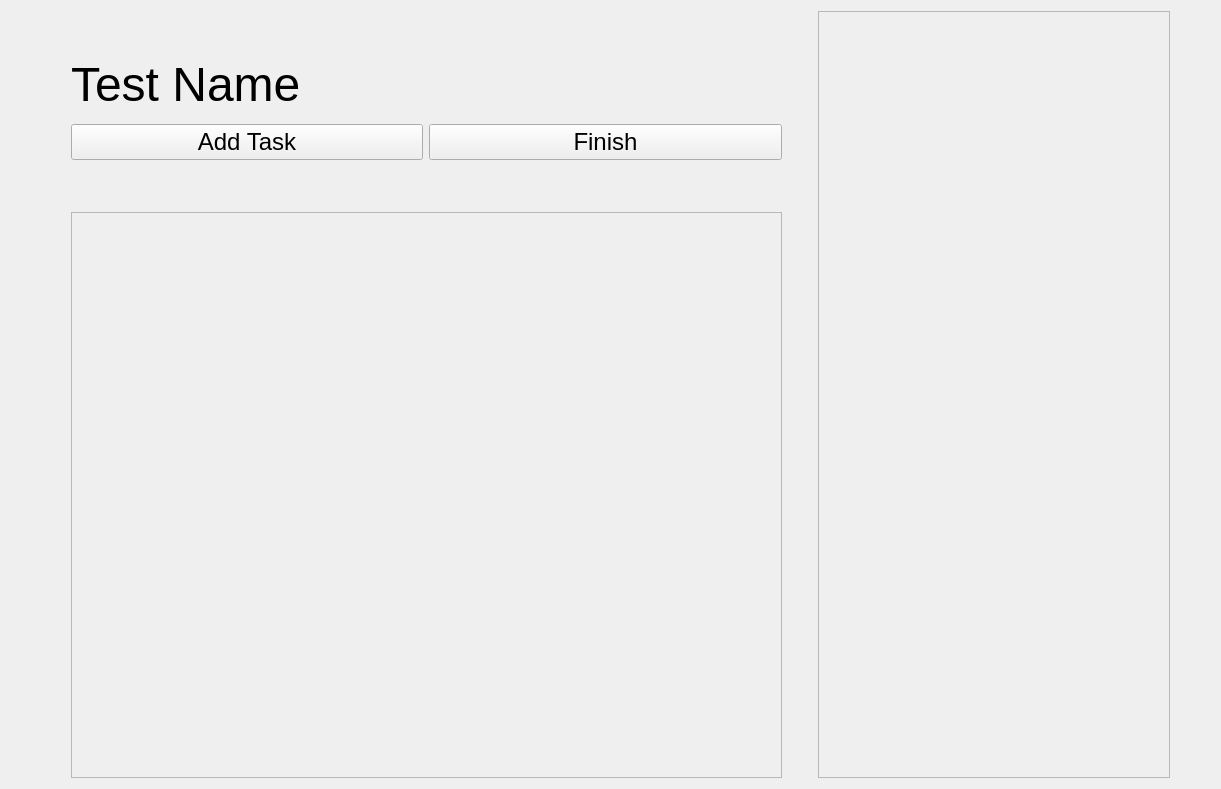
Before: the Qt Designer form src/views/ui/testMaking.ui in adibozzhanov/LeProgram, drawn with Qt 5.
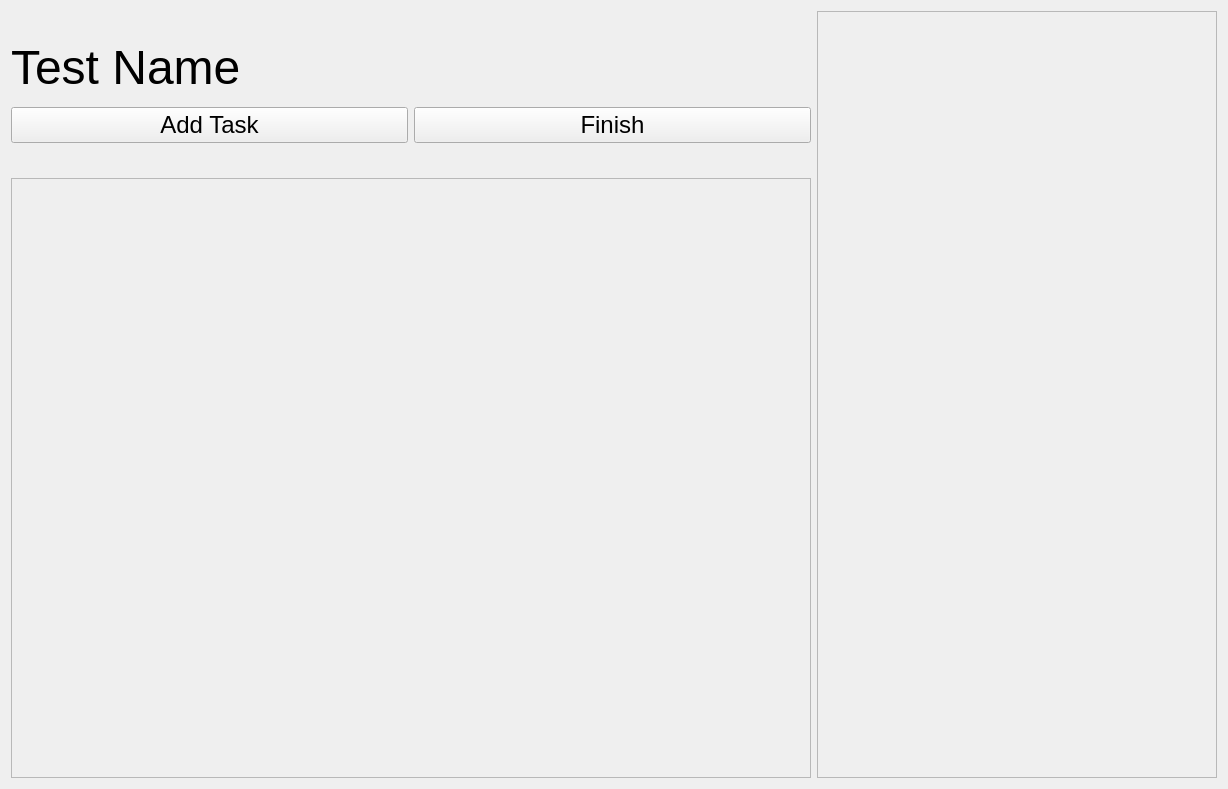
After: the same form once the commit is applied.

```diff
--- a/src/views/ui/testMaking.ui
+++ b/src/views/ui/testMaking.ui
@@ -116,6 +116,18 @@
    </item>
    <item row="5" column="1" colspan="2">
     <widget class="QScrollArea" name="taskMakingScrollArea">
+     <property name="sizePolicy">
+      <sizepolicy hsizetype="Preferred" vsizetype="Preferred">
+       <horstretch>0</horstretch>
+       <verstretch>0</verstretch>
+      </sizepolicy>
+     </property>
+     <property name="minimumSize">
+      <size>
+       <width>800</width>
+       <height>600</height>
+      </size>
+     </property>
      <property name="widgetResizable">
       <bool>true</bool>
      </property>
@@ -124,8 +136,8 @@
        <rect>
         <x>0</x>
         <y>0</y>
-        <width>395</width>
-        <height>570</height>
+        <width>798</width>
+        <height>598</height>
        </rect>
       </property>
       <layout class="QVBoxLayout" name="verticalLayout_2">
@@ -154,6 +166,24 @@
    </item>
    <item row="0" column="4" rowspan="6">
     <widget class="QFrame" name="askLepWidgetFrame">
+     <property name="sizePolicy">
+      <sizepolicy hsizetype="Fixed" vsizetype="Preferred">
+       <horstretch>0</horstretch>
+       <verstretch>0</verstretch>
+      </sizepolicy>
+     </property>
+     <property name="minimumSize">
+      <size>
+       <width>400</width>
+       <height>400</height>
+      </size>
+     </property>
+     <property name="maximumSize">
+      <size>
+       <width>900</width>
+       <height>16777215</height>
+      </size>
+     </property>
      <property name="frameShape">
       <enum>QFrame::StyledPanel</enum>
      </property>
```
